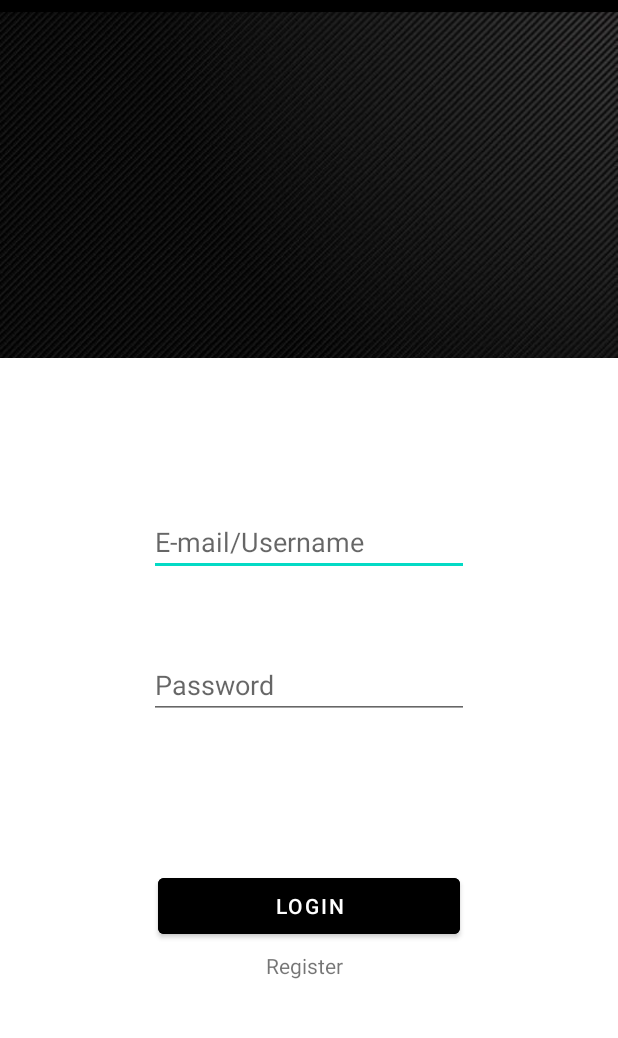
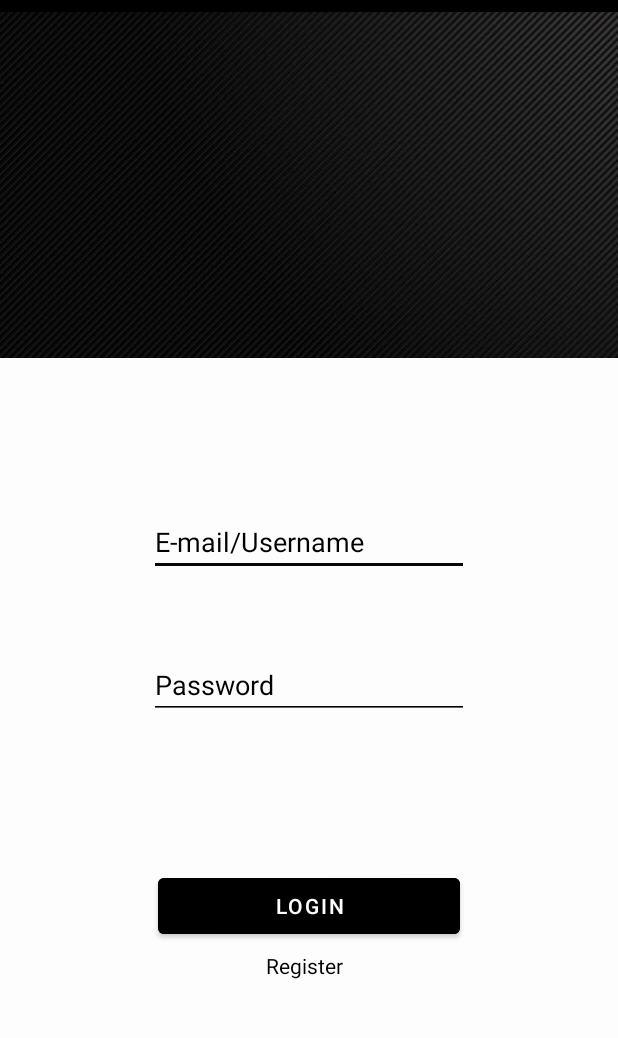
Before and after one commit to AlexSalvador123/CM_Project, an Android app: the screen it shows after launch (MainActivity), on a phone screen of 412 x 824 dp, the part 72-1110 px from its top. Run offline under Robolectric (Android 15) with nearby library versions, the phone set to English and light mode, and no system bars.

Commit message:
video option

```diff
--- a/TrackMySport/app/src/main/java/com/example/trackmysport/Videos.java
+++ b/TrackMySport/app/src/main/java/com/example/trackmysport/Videos.java
@@ -2,7 +2,10 @@ package com.example.trackmysport;
 
 import androidx.appcompat.app.AppCompatActivity;
 
+import android.content.Context;
 import android.content.Intent;
+import android.content.pm.PackageManager;
+import android.hardware.Camera;
 import android.os.Bundle;
 import android.provider.MediaStore;
 import android.view.View;
@@ -26,8 +29,9 @@ public class Videos extends AppCompatActivity {
         });
     }
 
+
     private void takePicture(View view) {
-        Intent takePictureIntent = new Intent(MediaStore.ACTION_IMAGE_CAPTURE);
+        Intent takePictureIntent = new Intent(MediaStore.INTENT_ACTION_STILL_IMAGE_CAMERA);
         if (takePictureIntent.resolveActivity(getPackageManager()) != null) {
             startActivityForResult(takePictureIntent, REQUEST_IMAGE_CAPTURE);
         }
--- a/TrackMySport/app/src/main/res/layout/activity_main.xml
+++ b/TrackMySport/app/src/main/res/layout/activity_main.xml
@@ -4,6 +4,7 @@
     xmlns:tools="http://schemas.android.com/tools"
     android:layout_width="match_parent"
     android:layout_height="match_parent"
+    android:background="#FDFDFD"
     tools:context=".MainActivity">
 
     <ImageView
@@ -23,9 +24,12 @@
         android:layout_width="wrap_content"
         android:layout_height="wrap_content"
         android:layout_marginTop="100dp"
+        android:backgroundTint="#070707"
         android:ems="10"
         android:hint="E-mail/Username"
         android:inputType="textEmailAddress"
+        android:textColor="#000000"
+        android:textColorHint="#000000"
         app:layout_constraintEnd_toEndOf="parent"
         app:layout_constraintStart_toStartOf="parent"
         app:layout_constraintTop_toBottomOf="@+id/imageView2" />
@@ -35,9 +39,12 @@
         android:layout_width="wrap_content"
         android:layout_height="wrap_content"
         android:layout_marginTop="50dp"
+        android:backgroundTint="#000000"
         android:ems="10"
         android:hint="Password"
         android:inputType="textPassword"
+        android:textColor="#000000"
+        android:textColorHint="#000000"
         app:layout_constraintEnd_toEndOf="parent"
         app:layout_constraintStart_toStartOf="parent"
         app:layout_constraintTop_toBottomOf="@+id/editTextTextEmailAddress" />
@@ -61,6 +68,7 @@
         android:gravity="center"
         android:onClick="GoToRegisterPage"
         android:text="Register"
+        android:textColor="#000000"
         app:layout_constraintEnd_toEndOf="parent"
         app:layout_constraintHorizontal_bias="0.486"
         app:layout_constraintStart_toStartOf="parent"
--- a/TrackMySport/app/src/main/res/layout/activity_main_page.xml
+++ b/TrackMySport/app/src/main/res/layout/activity_main_page.xml
@@ -4,6 +4,7 @@
     xmlns:tools="http://schemas.android.com/tools"
     android:layout_width="match_parent"
     android:layout_height="match_parent"
+    android:background="#FFFFFF"
     tools:context=".MainPage">
 
     <Button
@@ -34,8 +35,8 @@
         android:layout_height="48dp"
         android:layout_marginStart="60dp"
         android:layout_marginBottom="100dp"
+        android:onClick="TrainingSession"
         android:text="Sessions"
-        android:onClick="TrainingSession"
         app:layout_constraintBottom_toTopOf="@+id/fragmentContainerView"
         app:layout_constraintStart_toStartOf="parent" />
 
--- a/TrackMySport/app/src/main/res/layout/activity_register.xml
+++ b/TrackMySport/app/src/main/res/layout/activity_register.xml
@@ -4,7 +4,7 @@
     xmlns:tools="http://schemas.android.com/tools"
     android:layout_width="match_parent"
     android:layout_height="match_parent"
-    android:backgroundTint="#FFFFFF"
+    android:background="#FFFFFF"
     tools:context=".Register">
 
     <TextView
--- a/TrackMySport/app/src/main/res/layout/activity_team.xml
+++ b/TrackMySport/app/src/main/res/layout/activity_team.xml
@@ -4,6 +4,7 @@
     xmlns:tools="http://schemas.android.com/tools"
     android:layout_width="match_parent"
     android:layout_height="match_parent"
+    android:backgroundTint="#FFFDFD"
     tools:context=".Team">
 
     <ImageView
@@ -20,13 +21,13 @@
 
     <com.google.android.material.floatingactionbutton.FloatingActionButton
         android:id="@+id/floatingActionButton"
-        android:backgroundTint="@color/black"
         android:layout_width="wrap_content"
         android:layout_height="wrap_content"
         android:layout_alignParentStart="true"
         android:layout_alignParentBottom="true"
         android:layout_marginStart="20dp"
         android:layout_marginTop="600dp"
+        android:backgroundTint="@color/black"
         android:clickable="true"
         app:layout_constraintStart_toStartOf="parent"
         app:layout_constraintTop_toTopOf="parent" />
--- a/TrackMySport/app/src/main/res/layout/activity_videos.xml
+++ b/TrackMySport/app/src/main/res/layout/activity_videos.xml
@@ -4,6 +4,7 @@
     xmlns:tools="http://schemas.android.com/tools"
     android:layout_width="match_parent"
     android:layout_height="match_parent"
+    android:background="#FFFFFF"
     tools:context=".Videos">
 
     <com.google.android.material.floatingactionbutton.FloatingActionButton
```
Also changed, not shown: TrackMySport/app/src/main/AndroidManifest.xml (+4 -3 lines), TrackMySport/app/src/main/res/layout/activity_training_session.xml (+6 -6 lines), 2 other files.
